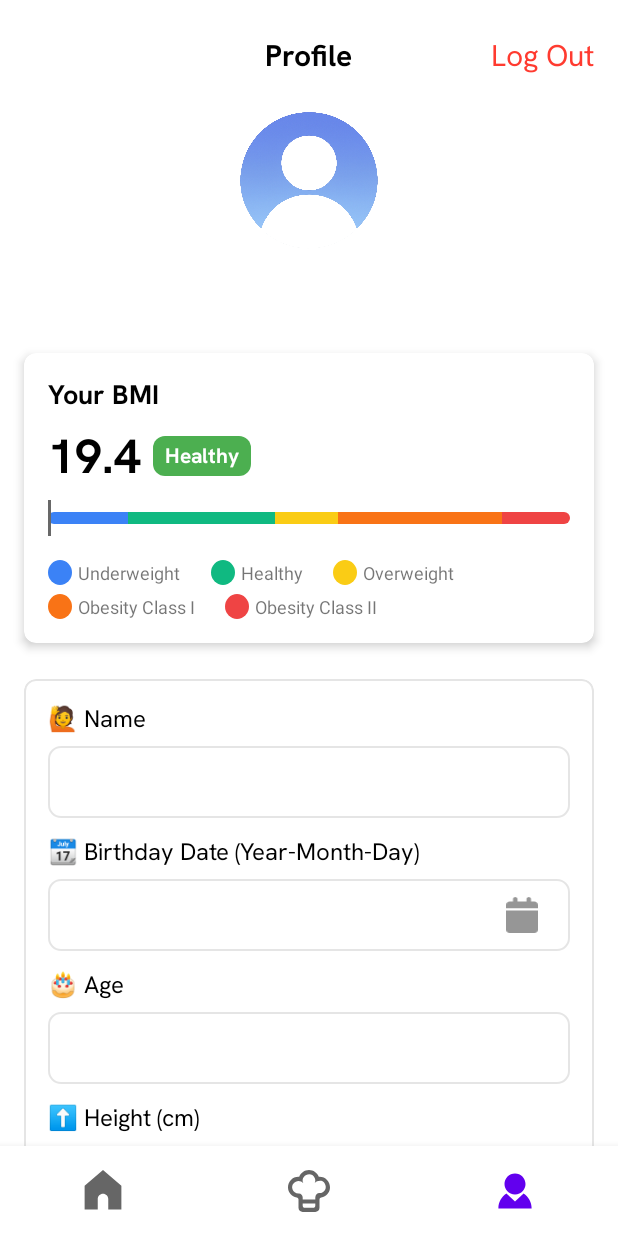
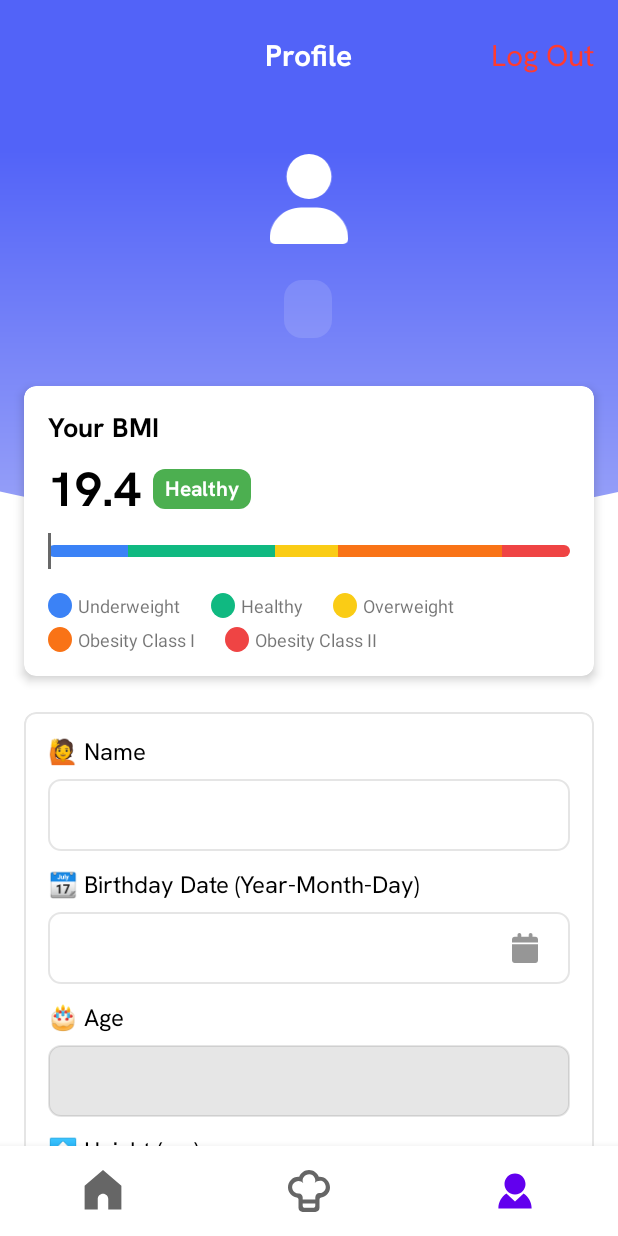
Before and after one commit to aimarmln/NutriVision, an Android app: the ProfileFragment screen opened through its navigation route, on a phone screen of 412 x 824 dp. Run offline under Robolectric (Android 15) with nearby library versions, the phone set to English and light mode, and no system bars; our stand-ins replace navigation-ui.

Commit message:
Change on profile page design

```diff
--- /dev/null
+++ b/app/src/main/res/drawable/bg_top_circle.xml
@@ -0,0 +1,9 @@
+<?xml version="1.0" encoding="utf-8"?>
+<shape xmlns:android="http://schemas.android.com/apk/res/android"
+    android:shape="oval">
+    <gradient
+        android:startColor="#99A2F8"
+        android:centerColor="#5263F8"
+        android:endColor="#5263F8"
+        android:angle="90"/>
+</shape>
--- /dev/null
+++ b/app/src/main/res/drawable/edittext_border_age.xml
@@ -0,0 +1,13 @@
+<?xml version="1.0" encoding="utf-8"?>
+<shape xmlns:android="http://schemas.android.com/apk/res/android"
+    android:shape="rectangle">
+
+    <solid android:color="#E6E6E6" />
+
+    <!-- Border hitam dengan 10% opacity (hex: #1A) -->
+    <stroke
+        android:width="1dp"
+        android:color="#1A000000" />
+
+    <corners android:radius="8dp" />
+</shape>
--- /dev/null
+++ b/app/src/main/res/drawable/ic_profile.xml
@@ -0,0 +1,9 @@
+<vector xmlns:android="http://schemas.android.com/apk/res/android"
+    android:width="448dp"
+    android:height="512dp"
+    android:viewportWidth="448"
+    android:viewportHeight="512">
+  <path
+      android:pathData="M224,256A128,128 0,1 0,224 0a128,128 0,1 0,0 256zM178.3,304C79.8,304 0,383.8 0,482.3C0,498.7 13.3,512 29.7,512l388.6,0c16.4,0 29.7,-13.3 29.7,-29.7C448,383.8 368.2,304 269.7,304l-91.4,0z"
+      android:fillColor="#ffffff"/>
+</vector>
--- a/app/src/main/res/layout/fragment_profile.xml
+++ b/app/src/main/res/layout/fragment_profile.xml
@@ -13,6 +13,16 @@
         android:layout_width="match_parent"
         android:layout_height="wrap_content">
 
+        <View
+            android:id="@+id/topCircleBackground"
+            android:layout_width="1000dp"
+            android:layout_height="500dp"
+            android:background="@drawable/bg_top_circle"
+            android:translationY="-150dp"
+            app:layout_constraintTop_toTopOf="parent"
+            app:layout_constraintStart_toStartOf="parent"
+            app:layout_constraintEnd_toEndOf="parent" />
+
         <TextView
             android:id="@+id/textView8"
             android:layout_width="wrap_content"
@@ -20,7 +30,7 @@
             android:layout_marginTop="24dp"
             android:fontFamily="@font/hanken_grotesk_bold"
             android:text="@string/profile_title"
-            android:textColor="@color/black"
+            android:textColor="@color/white"
             android:textSize="20sp"
             app:layout_constraintEnd_toEndOf="parent"
             app:layout_constraintHorizontal_bias="0.5"
@@ -42,9 +52,9 @@
 
         <ImageView
             android:id="@+id/imageView12"
-            android:layout_width="120dp"
-            android:layout_height="120dp"
-            android:layout_marginTop="10dp"
+            android:layout_width="60dp"
+            android:layout_height="60dp"
+            android:layout_marginTop="52dp"
             app:layout_constraintEnd_toEndOf="parent"
             app:layout_constraintStart_toStartOf="parent"
             app:layout_constraintTop_toBottomOf="@+id/textView8"
@@ -55,8 +65,12 @@
             android:layout_width="wrap_content"
             android:layout_height="wrap_content"
             android:textSize="18sp"
+            android:layout_marginTop="24dp"
+            android:paddingHorizontal="16dp"
+            android:paddingVertical="8dp"
+            android:background="@drawable/bg_white_opacity"
             android:fontFamily="@font/hanken_grotesk_bold"
-            android:textColor="@color/black"
+            android:textColor="@color/white"
             app:layout_constraintEnd_toEndOf="parent"
             app:layout_constraintHorizontal_bias="0.498"
             app:layout_constraintStart_toStartOf="parent"
@@ -67,7 +81,7 @@
             style="?android:attr/progressBarStyle"
             android:layout_width="wrap_content"
             android:layout_height="wrap_content"
-            android:layout_marginTop="96dp"
+            android:layout_marginTop="160dp"
             android:visibility="gone"
             android:indeterminate="true"
             android:indeterminateTint="#838DE7"
@@ -375,8 +389,8 @@
                         app:layout_constraintTop_toTopOf="parent"/>
 
                     <ImageView
-                        android:layout_width="24dp"
-                        android:layout_height="24dp"
+                        android:layout_width="20dp"
+                        android:layout_height="20dp"
                         android:layout_marginEnd="20dp"
                         android:src="@drawable/ic_calendar"
                         app:layout_constraintBottom_toBottomOf="parent"
@@ -400,7 +414,7 @@
                     android:layout_width="match_parent"
                     android:layout_height="48dp"
                     android:layout_marginBottom="12dp"
-                    android:background="@drawable/edittext_border_comment"
+                    android:background="@drawable/edittext_border_age"
                     android:ems="10"
                     android:fontFamily="@font/hanken_grotesk_light"
                     android:textColor="@color/black"
```
Also changed, not shown: app/src/main/java/com/example/nutrivision/ui/splashscreen/SplashScreenActivity.kt (+0 -33 lines), app/src/main/res/drawable/ic_profile.png (deleted).
